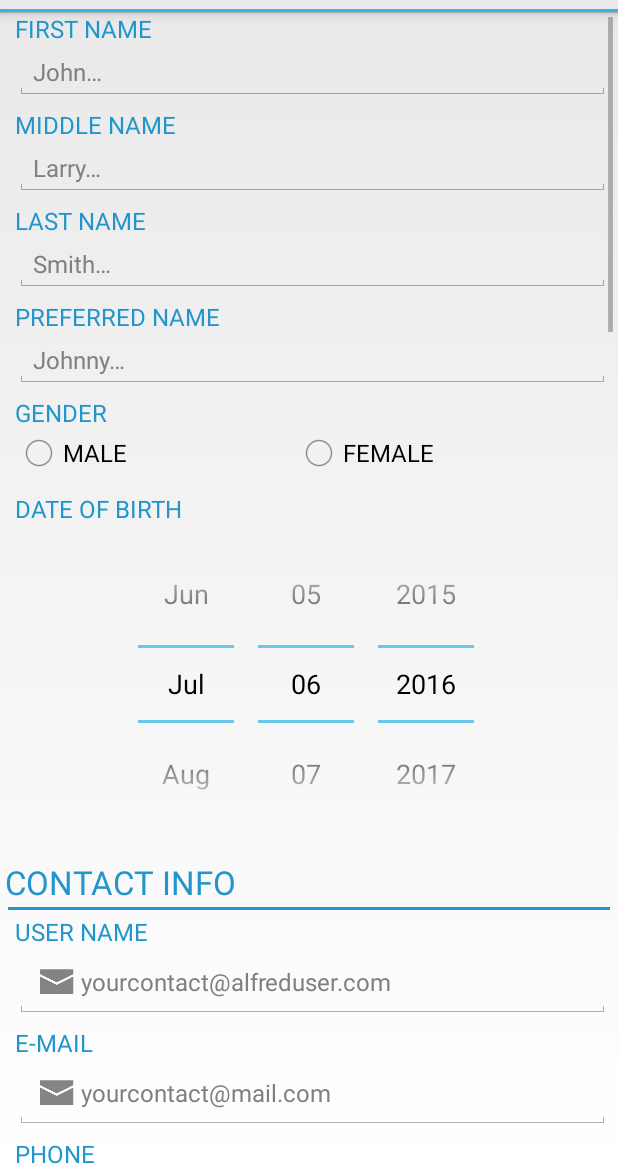
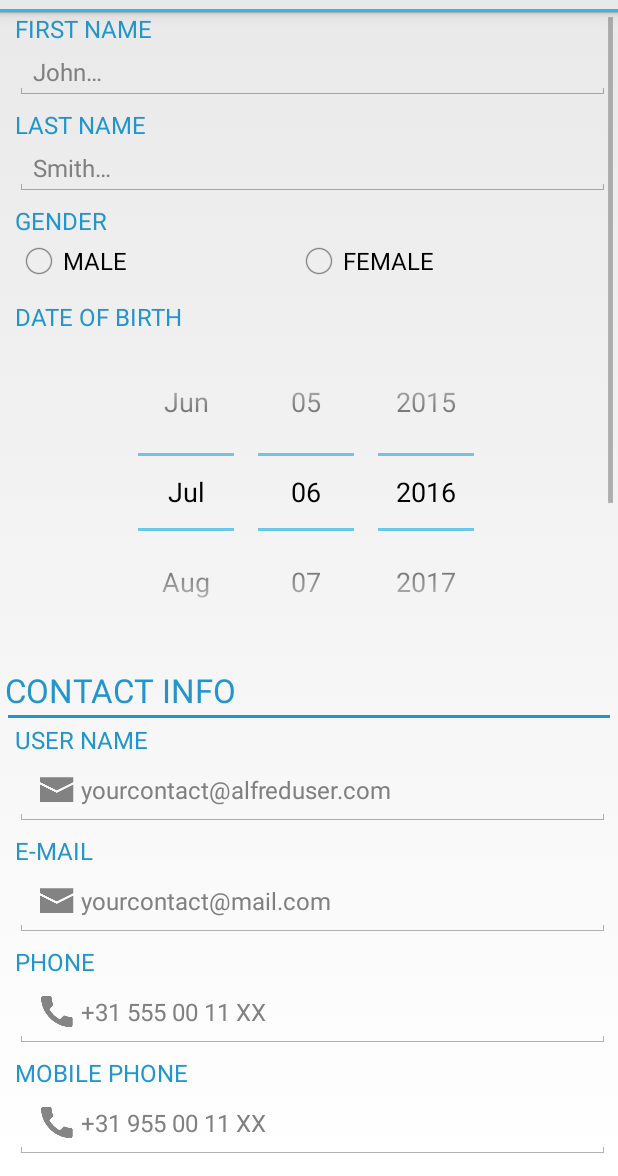
Before and after one commit to ALFREDProject/UserProfileEditor, an Android app: the layout userprofile_personal_tab.xml on its own in the app's theme, with its tools: preview values and no code run, on a phone screen of 412 x 824 dp, the part 60-1236 px from its top. Run offline under Robolectric (Android 15) with nearby library versions, the phone set to English and light mode, and no system bars.

Commit message:
removed some fields, due to pilot results

```diff
--- a/app/src/main/res/layout/userprofile_personal_tab.xml
+++ b/app/src/main/res/layout/userprofile_personal_tab.xml
@@ -39,7 +39,7 @@
             android:layout_height="wrap_content"
             android:hint="@string/up_first_name_hint"
             android:inputType="textCapWords" />
-
+<!--
         <TextView
             style="@style/AlfredFormTextView"
             android:layout_width="match_parent"
@@ -53,8 +53,7 @@
             android:layout_height="wrap_content"
             android:hint="@string/up_middle_name_hint"
             android:inputType="textCapWords" />
-
-
+-->
         <TextView
             style="@style/AlfredFormTextView"
             android:layout_width="match_parent"
@@ -69,7 +68,7 @@
             android:hint="@string/up_last_name_hint"
             android:inputType="textCapWords" />
 
-
+<!--
         <TextView
             style="@style/AlfredFormTextView"
             android:layout_width="match_parent"
@@ -83,7 +82,7 @@
                 android:layout_height="wrap_content"
                 android:hint="@string/up_preferred_name_hint"
                 android:inputType="textCapWords" />
-
+-->
             <TextView
                 style="@style/AlfredFormTextView"
                 android:layout_width="match_parent"
@@ -241,7 +240,7 @@
             android:hint="@string/up_contact_number_hint"
             android:inputType="textCapCharacters|text"
             android:labelFor="@id/up_contact_number_label"/>
-
+<!--
         <EditText
             android:layout_width="match_parent"
             android:layout_height="wrap_content"
@@ -249,6 +248,7 @@
             android:text="Name"
             android:ems="10"
             android:id="@+id/editText" />
+-->
 
         <TextView android:id="@+id/up_contact_postalCode_label"
             style="@style/AlfredFormTextView"
@@ -304,7 +304,7 @@
             android:labelFor="@id/up_contact_country_label"/>
 
         <!--Postal Address info starts here-->
-
+        <!--
                 <TextView
                     android:layout_width="wrap_content"
                     android:layout_height="wrap_content"
@@ -377,6 +377,8 @@
                     android:hint="@string/up_contact_state_hint"
                     android:inputType="text|textCapWords"
                     android:labelFor="@id/up_contact_postal_state_label"/>
+        -->
+<!--    remove comment in PersonalSectionFragment.java autoContactPostalCountry.setAdapter as soon as you remove the comment here
         <TextView android:id="@+id/up_contact_postal_country_label"
             style="@style/AlfredFormTextView"
             android:layout_width="match_parent"
@@ -390,6 +392,7 @@
             android:hint="@string/up_contact_country_hint"
             android:inputType="text|textCapWords|textAutoComplete"
             android:labelFor="@id/up_contact_postal_country_label"/>
+-->
 
 
         <!--Citizenship, marital status, etc...-->
@@ -399,6 +402,7 @@
             style="@style/AlfredTextViewTitle"
             android:text="@string/tab_personal_header_other"/>
         <View style="@style/AlfredFormSeparator"/>
+<!--    remove comment in PersonalSectionFragment.java autoCitizenship.setAdapter as soon as you remove the comment here
 
         <TextView
             android:id="@+id/up_status_citizenship_label"
@@ -415,7 +419,7 @@
             android:hint="@string/up_citizenship_hint"
             android:inputType="text|textCapWords|textAutoComplete"
             android:labelFor="@id/up_status_citizenship_label" />
-
+-->
         <TextView
             android:id="@+id/up_status_nationality_label"
             style="@style/AlfredFormTextView"
@@ -446,7 +450,7 @@
             android:layout_width="match_parent"
             android:layout_height="wrap_content"
             android:labelFor="@id/up_status_language_label"/>
-
+<!--
         <TextView
             android:id="@+id/up_status_socialSecurityIdentifier_label"
             style="@style/AlfredFormTextView"
@@ -462,7 +466,7 @@
             android:hint="@string/up_social_security_number_hint"
             android:inputType="text|textCapWords"
             android:labelFor="@id/up_status_socialSecurityIdentifier_label" />
-
+-->
         <TextView
             android:id="@+id/up_status_marital_status_label"
             style="@style/AlfredFormTextView"
@@ -492,7 +496,7 @@
             android:layout_height="wrap_content"
             android:calendarViewShown="false"
             android:datePickerMode="spinner" />
-
+<!--
         <TextView
             android:id="@+id/up_status_education_level_label"
             style="@style/AlfredFormTextView"
@@ -507,8 +511,8 @@
             android:layout_width="match_parent"
             android:layout_height="wrap_content"
             android:labelFor="@id/up_status_education_level_label"/>
-
-
+-->
+<!--
         <TextView
             android:id="@+id/up_status_employment_status_label"
             style="@style/AlfredFormTextView"
@@ -523,7 +527,8 @@
             android:layout_width="match_parent"
             android:layout_height="wrap_content"
             android:labelFor="@id/up_status_employment_status_label"/>
-
+-->
+<!--
         <TextView
             android:id="@+id/up_status_profession_label"
             style="@style/AlfredFormTextView"
@@ -539,23 +544,23 @@
             android:hint="@string/up_profession_insurance_hint"
             android:inputType="text|textCapSentences|textAutoComplete"
             android:labelFor="@id/up_status_profession_label" />
-
+-->
         <TextView
+            android:id="@+id/up_status_interests_label"
             style="@style/AlfredFormTextView"
-            android:id="@+id/up_status_interests_label"
             android:layout_width="match_parent"
             android:layout_height="wrap_content"
             android:text="@string/up_interests_text" />
 
         <EditText
+            android:id="@+id/txtInterests"
             style="@style/AlfredFormEditText"
-            android:id="@+id/txtInterests"
             android:layout_width="match_parent"
             android:layout_height="wrap_content"
             android:hint="@string/up_interests_hint"
             android:inputType="text|textCapSentences|textAutoComplete"
-            android:labelFor="@id/up_status_profession_label" />
-
+            android:labelFor="@id/up_status_interests_label" />
+<!--
         <TextView
             android:id="@+id/up_status_health_insurance_label"
             style="@style/AlfredFormTextView"
@@ -571,7 +576,7 @@
             android:hint="@string/up_health_insurance_hint"
             android:inputType="text|textCapSentences"
             android:labelFor="@id/up_status_health_insurance_label" />
-
+-->
         <TextView
             android:id="@+id/up_status_mobility_level_label"
             style="@style/AlfredFormTextView"
```
Lines whose indentation alone changed are shown as unchanged.
